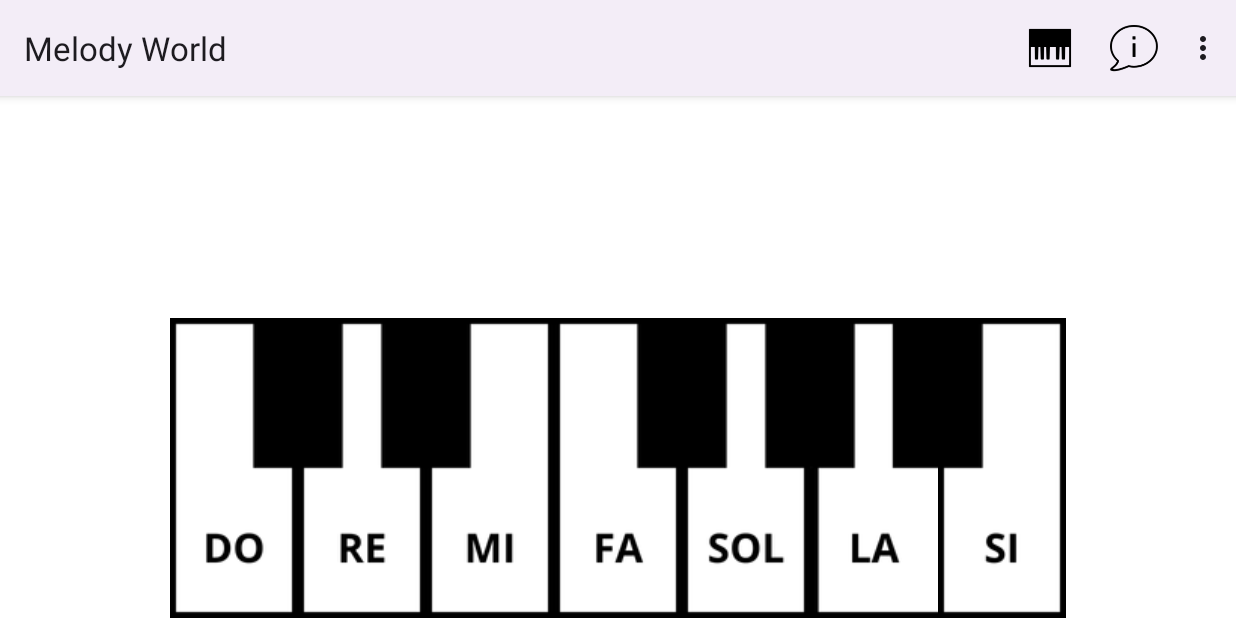
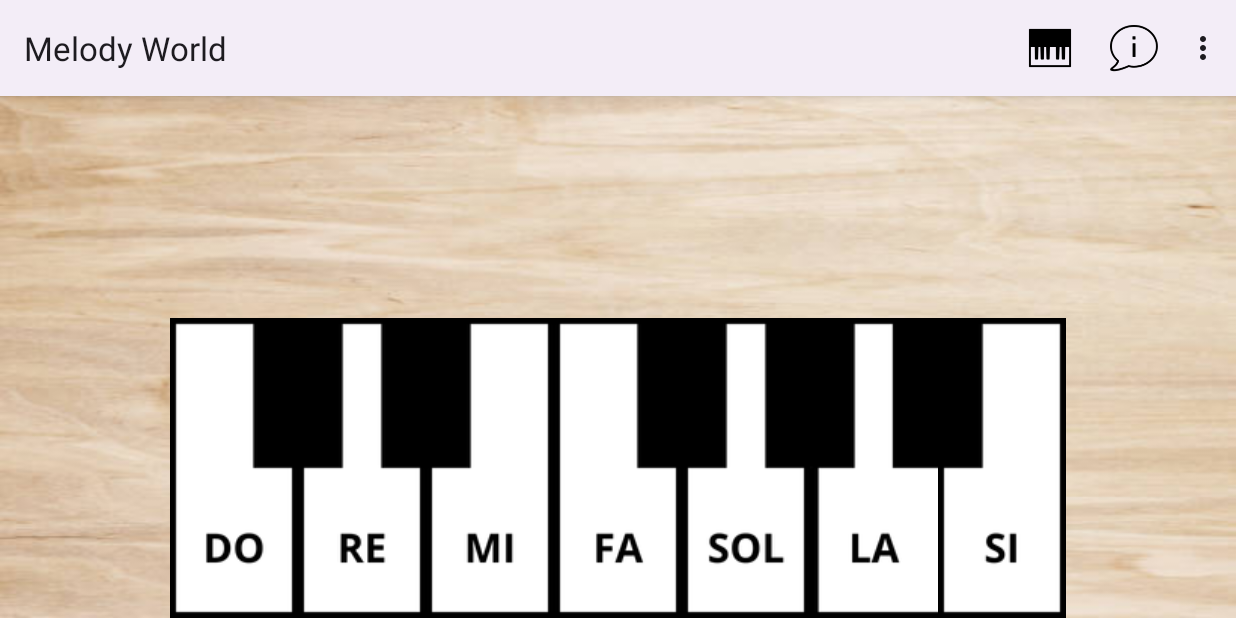
Before and after one commit to julissadiaz22/Aplicacion-Piano, an Android app: the screen it shows after launch (MainActivity), on a phone screen of 824 x 412 dp (held sideways). Run offline under Robolectric (Android 15) with nearby library versions, the light colour scheme and no system bars.

Commit message:
actualizacion de fondos

```diff
--- a/app/src/main/res/layout-land/activity_main.xml
+++ b/app/src/main/res/layout-land/activity_main.xml
@@ -1,11 +1,10 @@
-<LinearLayout
-    xmlns:android="http://schemas.android.com/apk/res/android"
+<LinearLayout xmlns:android="http://schemas.android.com/apk/res/android"
     android:id="@+id/main"
     android:layout_width="match_parent"
     android:layout_height="match_parent"
-    android:background="@color/white"
+    android:background="@drawable/fondoap"
+    android:gravity="bottom|center"
     android:orientation="horizontal"
-    android:gravity="bottom|center"
     android:padding="16dp">
 
     <!-- Imagen Do -->
@@ -14,9 +13,8 @@
         android:layout_width="85dp"
         android:layout_height="200dp"
         android:contentDescription="@string/descripcionNotaDo"
-        android:src="@drawable/don"
         android:onClick="sonidoDo"
-        />
+        android:src="@drawable/don" />
 
     <!-- Imagen Re -->
     <ImageButton
@@ -24,9 +22,8 @@
         android:layout_width="85dp"
         android:layout_height="200dp"
         android:contentDescription="@string/DescripcionNotaRe"
-        android:src="@drawable/re"
         android:onClick="sonidoRe"
-        />
+        android:src="@drawable/re" />
 
     <!-- Imagen Mi -->
     <ImageButton
@@ -34,9 +31,8 @@
         android:layout_width="85dp"
         android:layout_height="200dp"
         android:contentDescription="@string/DescripcionNotaMi"
-        android:src="@drawable/mi"
         android:onClick="sonidoMi"
-        />
+        android:src="@drawable/mi" />
 
     <!-- Imagen Fa -->
     <ImageButton
@@ -44,9 +40,8 @@
         android:layout_width="85dp"
         android:layout_height="200dp"
         android:contentDescription="@string/DescripcionNotaFa"
-        android:src="@drawable/fa"
         android:onClick="sonidoFa"
-        />
+        android:src="@drawable/fa" />
 
     <!-- Imagen Sol -->
     <ImageButton
@@ -54,9 +49,8 @@
         android:layout_width="85dp"
         android:layout_height="200dp"
         android:contentDescription="@string/DescripcionNotaSol"
-        android:src="@drawable/sol"
         android:onClick="sonidoSol"
-        />
+        android:src="@drawable/sol" />
 
     <!-- Imagen La -->
     <ImageButton
@@ -64,9 +58,8 @@
         android:layout_width="85dp"
         android:layout_height="200dp"
         android:contentDescription="@string/DescripcionNotaLa"
-        android:src="@drawable/la"
         android:onClick="sonidoLa"
-        />
+        android:src="@drawable/la" />
 
     <!-- Imagen Si -->
     <ImageButton
@@ -74,8 +67,7 @@
         android:layout_width="85dp"
         android:layout_height="200dp"
         android:contentDescription="@string/DescripcionNotaSi"
-        android:src="@drawable/si"
         android:onClick="sonidoSi"
-        />
+        android:src="@drawable/si" />
 
 </LinearLayout>
--- a/app/src/main/res/layout/activity_acercade.xml
+++ b/app/src/main/res/layout/activity_acercade.xml
@@ -2,9 +2,10 @@
 <LinearLayout xmlns:android="http://schemas.android.com/apk/res/android"
     xmlns:app="http://schemas.android.com/apk/res-auto"
     xmlns:tools="http://schemas.android.com/tools"
+    android:id="@+id/main"
     android:layout_width="match_parent"
     android:layout_height="match_parent"
-    android:id="@+id/main"
+    android:background="@drawable/fondoap"
     android:orientation="vertical"
     android:padding="16dp">
 
```
Also changed, not shown: app/src/main/res/layout/activity_piano_infantil.xml (+10 -18 lines), app/src/main/res/layout/activity_piano_instrumentos.xml (+10 -18 lines), app/src/main/res/drawable/fondap.jpg (added), app/src/main/res/drawable/fondoap.jpg (added).
